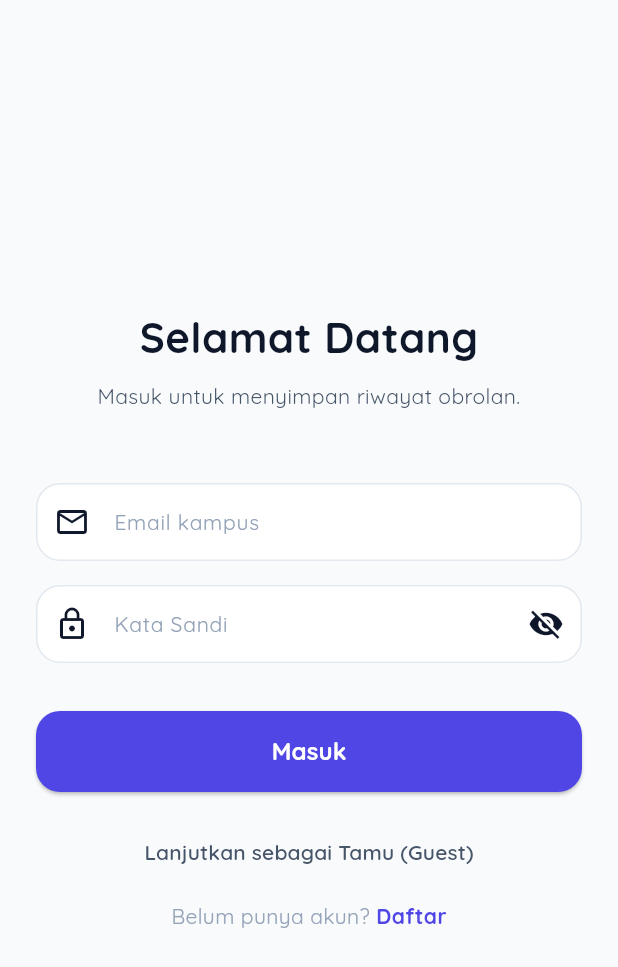
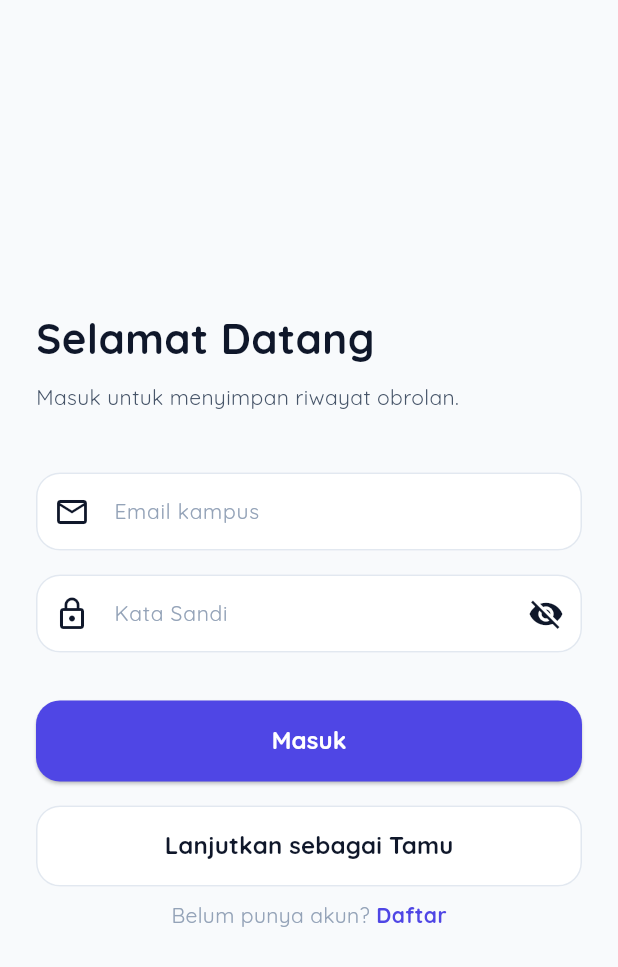
Before and after one commit to yudnata/smart-campus-assistant, a Flutter app: the screen it shows after launch, after a tap on the "menu" icon, after a tap on "Masuk", on a phone screen of 412 x 824 dp. Shown: the top 967 px of the screen. Run offline on Flutter 3.47's test engine with Material 3 defaults, Android fonts, the light colour scheme and no system bars; our stand-ins replace dio, equatable, flutter_animate, flutter_riverpod, fpdart, pretty_dio_logger and 1 more.

Commit message:
feat: add login screen and initial chat interface with navigation drawer

```diff
--- a/mobile/lib/features/auth/presentation/screens/login_screen.dart
+++ b/mobile/lib/features/auth/presentation/screens/login_screen.dart
@@ -60,7 +60,7 @@ class _LoginScreenState extends ConsumerState<LoginScreen> {
                       children: [
                         const Text(
                           'Selamat Datang',
-                          textAlign: TextAlign.center,
+                          textAlign: TextAlign.left,
                           style: TextStyle(
                             fontFamily: 'Quicksand',
                             fontSize: 28,
@@ -71,14 +71,14 @@ class _LoginScreenState extends ConsumerState<LoginScreen> {
                         const SizedBox(height: 8),
                         const Text(
                           'Masuk untuk menyimpan riwayat obrolan.',
-                          textAlign: TextAlign.center,
+                          textAlign: TextAlign.left,
                           style: TextStyle(
                             fontFamily: 'Quicksand',
                             fontSize: 14,
                             color: AppTheme.textSecondary,
                           ),
                         ),
-                        const SizedBox(height: 48),
+                        const SizedBox(height: 40),
 
                         // Email Field
                         TextField(
@@ -143,7 +143,16 @@ class _LoginScreenState extends ConsumerState<LoginScreen> {
                         const SizedBox(height: 16),
 
                         // Guest Button
-                        TextButton(
+                        SizedBox(
+                          height: 54,
+                          child: ElevatedButton(
+                            style: ElevatedButton.styleFrom(
+                              backgroundColor: Colors.white,
+                              foregroundColor: AppTheme.textPrimary,
+                              elevation: 0,
+                              side: const BorderSide(color: AppTheme.surfaceBorder, width: 1),
+                              shape: RoundedRectangleBorder(borderRadius: BorderRadius.circular(16)),
+                            ),
                             onPressed: () {
                               ref.read(authProvider.notifier).continueAsGuest();
                               if (Navigator.canPop(context)) {
@@ -151,11 +160,13 @@ class _LoginScreenState extends ConsumerState<LoginScreen> {
                               }
                             },
                             child: const Text(
-                            'Lanjutkan sebagai Tamu (Guest)',
+                              'Lanjutkan sebagai Tamu',
                               style: TextStyle(
                                 fontFamily: 'Quicksand',
-                              fontWeight: FontWeight.w600,
-                              color: AppTheme.textSecondary,
+                                fontSize: 16,
+                                fontWeight: FontWeight.bold,
+                                color: AppTheme.textPrimary,
+                              ),
                             ),
                           ),
                         ),
--- a/mobile/lib/features/chat/presentation/screens/chat_screen.dart
+++ b/mobile/lib/features/chat/presentation/screens/chat_screen.dart
@@ -104,45 +104,17 @@ class _ChatScreenState extends ConsumerState<ChatScreen> {
           onPressed: () => Scaffold.of(context).openDrawer(),
         ),
       ),
-      title: Row(
-        mainAxisSize: MainAxisSize.min,
-        children: [
-          // Logo/icon
-          Container(
-            width: 32,
-            height: 32,
-            decoration: const BoxDecoration(
-              gradient: AppTheme.accentGradient,
-              shape: BoxShape.circle,
-            ),
-            child:
-                const Icon(Icons.school_rounded, color: Colors.white, size: 18),
+      title: null,
+      actions: const [
+        Padding(
+          padding: EdgeInsets.only(right: 20.0),
+          child: Icon(
+            Icons.school_rounded,
+            color: AppTheme.accentPrimary,
+            size: 24,
           ),
-          const SizedBox(width: 10),
-          Column(
-            mainAxisSize: MainAxisSize.min,
-            crossAxisAlignment: CrossAxisAlignment.start,
-            children: [
-              const Text(
-                'Smart Campus Assistant',
-                style: TextStyle(
-                  fontSize: 15,
-                  fontWeight: FontWeight.w600,
-                  color: AppTheme.textPrimary,
-                ),
-              ),
-              const Text(
-                'Asisten STKI berbasis RAG',
-                style: TextStyle(
-                  fontSize: 11,
-                  color: AppTheme.textMuted,
-                  fontWeight: FontWeight.w400,
-                ),
-              ),
-            ],
-          ),
-        ],
-      ),
+        ),
+      ],
     );
   }
 
--- a/mobile/lib/features/chat/presentation/widgets/chat_drawer.dart
+++ b/mobile/lib/features/chat/presentation/widgets/chat_drawer.dart
@@ -39,16 +39,12 @@ class ChatDrawer extends ConsumerWidget {
               padding: const EdgeInsets.symmetric(horizontal: 20, vertical: 16),
               child: Row(
                 children: [
-                  Container(
-                    width: 36,
-                    height: 36,
-                    decoration: const BoxDecoration(
-                      gradient: AppTheme.accentGradient,
-                      shape: BoxShape.circle,
-                    ),
-                    child: const Icon(Icons.school_rounded, color: Colors.white, size: 20),
+                  const Icon(
+                    Icons.school_rounded,
+                    color: AppTheme.accentPrimary,
+                    size: 26,
                   ),
-                  const SizedBox(width: 12),
+                  const SizedBox(width: 10),
                   const Text(
                     'Smart Campus Assistant',
                     style: TextStyle(
```
Lines whose indentation alone changed are shown as unchanged.
